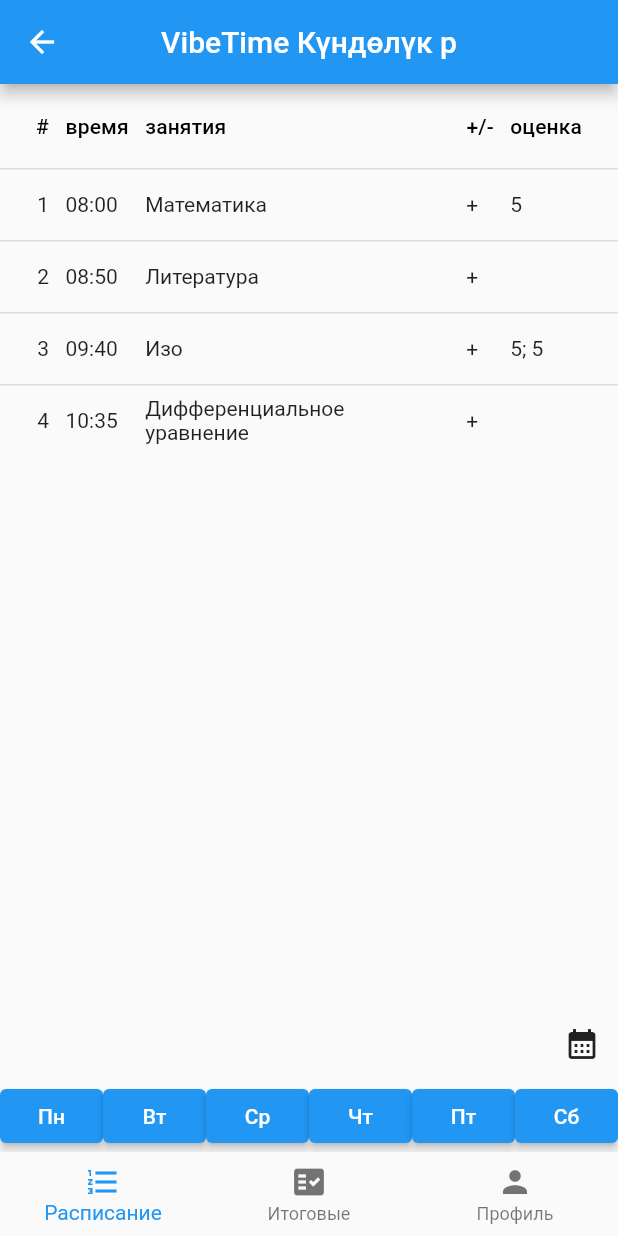
After one commit to easy28g/school-diary-frontend, a Flutter app: the ParentsHome screen opened by its route, on a phone screen of 412 x 824 dp. The commit adds this screen. Run offline on Flutter 3.47's test engine with Material 2 defaults, Android fonts, the phone set to English and light mode, and no system bars.

Commit message:
parent pages

```diff
--- a/lib/pages/SignInDiary.dart
+++ b/lib/pages/SignInDiary.dart
@@ -23,6 +23,9 @@ class _SignInDairyState extends State<SignInDairy> {
       print('Вход выполнен успешно');
     } else if (firstName == 'a' && secondName == 'a' && pinCode == 'a') {
       Navigator.pushReplacementNamed(context, '/teachers-home');
+      print('Вход выполнен успешно');
+    } else if (firstName == 'p' && secondName == 'p' && pinCode == 'p') {
+      Navigator.pushReplacementNamed(context, '/parents-home');
       print('Вход выполнен успешно');
     } else {
       print('Такой пользователь не найден!');
--- /dev/null
+++ b/lib/pages/parent_pages/ParentsHome.dart
@@ -0,0 +1,205 @@
+import 'package:flutter/material.dart';
+
+import 'ParentalControlFinalGrades.dart';
+import 'ParentalControlHomework.dart';
+import 'ParentsCalendar.dart';
+import 'ParentsProfileMenu.dart';
+
+class ParentsHome extends StatefulWidget {
+
+  @override
+  State<StatefulWidget> createState() => _ParentsHomeState();
+
+}
+
+class _ParentsHomeState extends State<ParentsHome> {
+
+  DataRow _buildDataRow(
+      BuildContext context,
+      String number,
+      String time,
+      String subject,
+      String plusMinus,
+      String grade,
+      ) {
+    return DataRow(
+      cells: [
+        DataCell(InkWell(
+          onTap: () {
+            Navigator.push(
+              context,
+              MaterialPageRoute(
+                builder: (context) => ParentalControlHomework(),
+              ),
+            );
+          },
+          child: Text(number),
+        )),
+        DataCell(InkWell(
+          onTap: () {
+            Navigator.push(
+              context,
+              MaterialPageRoute(
+                builder: (context) => ParentalControlHomework(),
+              ),
+            );
+          },
+          child: Text(time),
+        )),
+        DataCell(InkWell(
+          onTap: () {
+            Navigator.push(
+              context,
+              MaterialPageRoute(
+                builder: (context) => ParentalControlHomework(),
+              ),
+            );
+          },
+          child: Text(subject),
+        )),
+        DataCell(InkWell(
+          onTap: () {
+            Navigator.push(
+              context,
+              MaterialPageRoute(
+                builder: (context) => ParentalControlHomework(),
+              ),
+            );
+          },
+          child: Text(plusMinus),
+        )),
+        DataCell(InkWell(
+          onTap: () {
+            Navigator.push(
+              context,
+              MaterialPageRoute(
+                builder: (context) => ParentalControlHomework(),
+              ),
+            );
+          },
+          child: Text(grade),
+        )),
+      ],
+    );
+  }
+
+  Widget buildDayButton(String day) {
+    return ElevatedButton(
+      onPressed: () {
+        // Добавьте свой код обработки нажатия на кнопку
+        print('Selected day: $day');
+      },
+      child: Text(day),
+    );
+  }
+
+  @override
+  Widget build(BuildContext context) {
+    return Scaffold(
+      appBar: AppBar(
+        title: Text('VibeTime Күндөлүк p'),
+        centerTitle: true,
+      ),
+      body: Column(
+        children: [
+          Expanded(
+            child: ListView(
+              children: [
+                DataTable(
+                  columnSpacing: 11.0,
+                  columns: [
+                    DataColumn(label: Text('#'), numeric: true),
+                    DataColumn(label: Text('время')),
+                    DataColumn(label: Text('занятия')),
+                    DataColumn(label: Text('+/-')),
+                    DataColumn(label: Text('оценка')),
+                  ],
+                  rows: [
+                    _buildDataRow(context, '1', '08:00', 'Математика', '+', '5'),
+                    _buildDataRow(context, '2', '08:50', 'Литература', '+', ''),
+                    _buildDataRow(context, '3', '09:40', 'Изо', '+', '5; 5'),
+                    _buildDataRow(context, '4', '10:35', 'Дифференциальное уравнение', '+', ''),
+                  ],
+                ),
+              ],
+            ),
+          ),
+          Container(
+            alignment: FractionalOffset.bottomRight,
+            height: 50, // Высота контейнера с иконкой
+            child: IconButton(
+              onPressed: () {
+                // Добавьте код для обработки нажатия кнопки "Календарь"
+                Navigator.push(
+                  context,
+                  MaterialPageRoute(
+                    builder: (context) => ParentsCalendar(), // Замените на ваш следующий экран
+                  ),
+                );
+              },
+              icon: Icon(Icons.calendar_month), // Иконка календаря
+              tooltip: 'Календарь', // Всплывающая подсказка
+            ),
+          ),
+          Align(
+            alignment: FractionalOffset.bottomCenter,
+            child: Row(
+              mainAxisAlignment: MainAxisAlignment.spaceEvenly,
+              children: [
+                Expanded(
+                  child: buildDayButton('Пн'),
+                ),
+                Expanded(
+                  child: buildDayButton('Вт'),
+                ),
+                Expanded(
+                  child: buildDayButton('Ср'),
+                ),
+                Expanded(
+                  child: buildDayButton('Чт'),
+                ),
+                Expanded(
+                  child: buildDayButton('Пт'),
+                ),
+                Expanded(
+                  child: buildDayButton('Сб'),
+                ),
+              ],
+            ),
+          ),
+        ],
+      ),
+      bottomNavigationBar: BottomNavigationBar(
+        onTap: (index) {
+          if (index == 1) {
+            Navigator.pushReplacement(
+              context,
+              MaterialPageRoute(builder: (context) => ParentalControlFinalGrades()),
+            );
+          } else if (index == 2) {
+            Navigator.pushReplacement(
+              context,
+              MaterialPageRoute(builder: (context) => ParentsProfileMenu()),
+            );
+          }
+        },
+        currentIndex: 0,
+        items: [
+          BottomNavigationBarItem(
+            icon: Icon(Icons.format_list_numbered),
+            label: 'Расписание',
+          ),
+          BottomNavigationBarItem(
+            icon: Icon(Icons.fact_check),
+            label: 'Итоговые',
+          ),
+          BottomNavigationBarItem(
+            icon: Icon(Icons.person),
+            label: 'Профиль',
+          ),
+        ],
+      ),
+    );
+  }
+
+}
--- a/lib/pages/StudentCalendar.dart
+++ b/lib/pages/student_pages/StudentCalendar.dart
@@ -100,6 +100,7 @@ class StudentCalendar extends StatefulWidget{
 // }
 
 class _StudentCalendarState extends State<StudentCalendar> {
+
   DateTime _selectedDate = DateTime.now();
 
   Future<void> _selectDate(BuildContext context) async {
--- a/lib/pages/ProfileMenu.dart
+++ b/lib/pages/student_pages/StudentsProfileMenu.dart
@@ -1,9 +1,10 @@
 import 'package:flutter/cupertino.dart';
 import 'package:flutter/material.dart';
-import 'package:school_diary/pages/StudentsFinalGrades.dart';
-import 'package:school_diary/pages/StudentsHome.dart';
 
-class ProfileMenu extends StatelessWidget {
+import 'StudentsFinalGrades.dart';
+import 'StudentsHome.dart';
+
+class StudentsProfileMenu extends StatelessWidget {
 
   // Замените эти значения на реальные значения
   String lastName = "Ваша фамилия";
@@ -17,7 +18,7 @@ class ProfileMenu extends StatelessWidget {
   Widget build(BuildContext context) {
     return Scaffold(
       appBar: AppBar(
-        title: Text('Профиль'),
+        title: Text('VibeTime Күндөлүк'),
         centerTitle: true,
       ),
       body: Center(
```
Also changed, not shown: lib/main.dart (+7 -5 lines), lib/pages/parent_pages/ParentalControlFinalGrades.dart (added, +157 -0 lines), lib/pages/parent_pages/ParentalControlHomework.dart (added, +59 -0 lines), lib/pages/parent_pages/ParentsCalendar.dart (added, +56 -0 lines), lib/pages/parent_pages/ParentsProfileMenu.dart (added, +103 -0 lines), lib/pages/student_pages/StudentsFinalGrades.dart (renamed from lib/pages/StudentsFinalGrades.dart, +4 -3 lines), lib/pages/student_pages/StudentsHome.dart (renamed from lib/pages/StudentsHome.dart, +6 -93 lines), lib/pages/student_pages/HomeworkPages.dart (renamed from lib/pages/HomeworkPages.dart).
